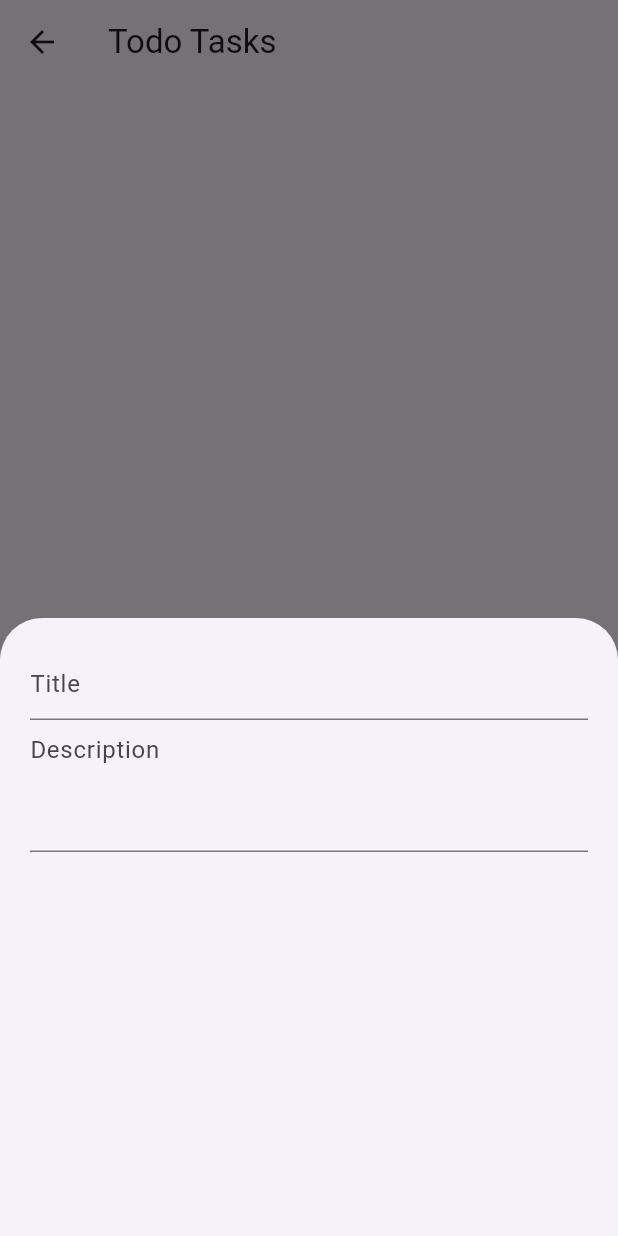
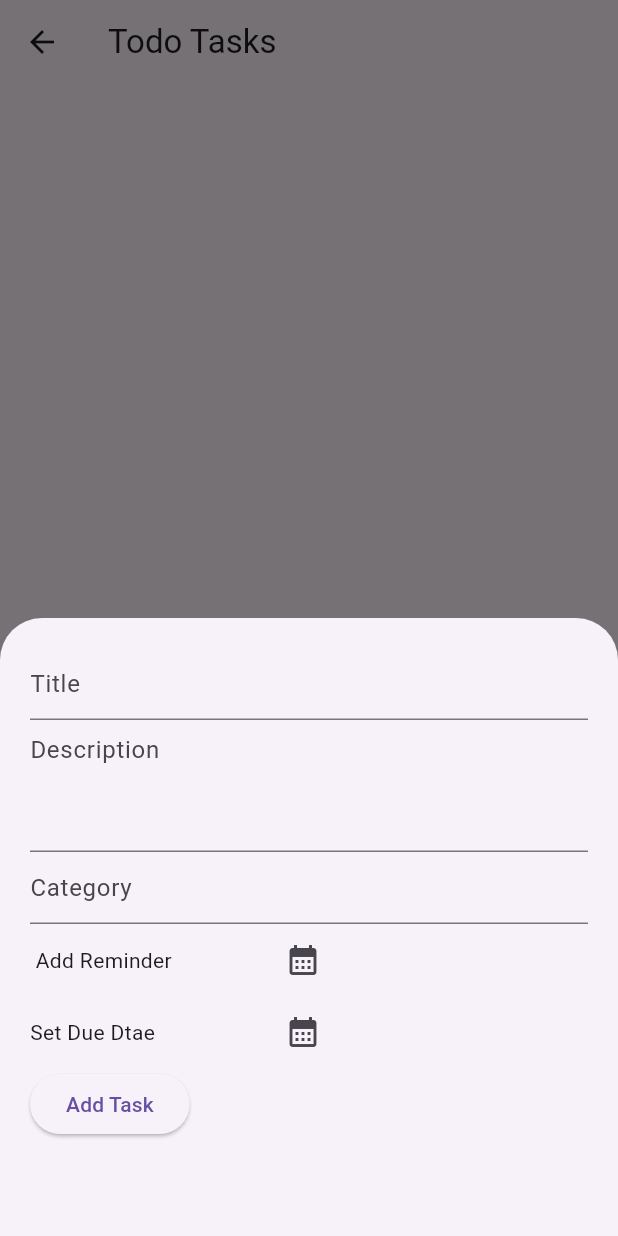
Before and after one commit to khanawansocialb/analytica-task, a Flutter app: the HomeScreen screen opened by its route, after a tap on the "add" icon, on a phone screen of 412 x 824 dp. Run offline on Flutter 3.47's test engine with Material 3 defaults, Android fonts, the phone set to English and light mode, and no system bars; our stand-ins replace bloc, equatable, firebase_auth, firebase_core, flutter_bloc, hydrated_bloc; accounts and stored records are empty.

Commit message:
improved home screen ui

```diff
--- a/lib/home/cubit/task_cubit.dart
+++ b/lib/home/cubit/task_cubit.dart
@@ -5,15 +5,46 @@ import 'package:uuid/uuid.dart';
 class TaskCubit extends HydratedCubit<List<TaskModel>> {
   TaskCubit() : super([]);
 
-  void addTask(String title, String description) {
+  // void addTask(String title, String description) {
+  //   final newTask = TaskModel(
+  //     id: const Uuid().v4(),
+  //     title: title,
+  //     description: description,
+  //   );
+  //   emit([...state, newTask]);
+  // }
+
+  // void updateTask(TaskModel updatedTask) {
+  //   final tasks = state.map((task) {
+  //     return task.id == updatedTask.id ? updatedTask : task;
+  //   }).toList();
+  //   emit(tasks);
+  // }
+
+  // void deleteTask(String taskId) {
+  //   final tasks = state.where((task) => task.id != taskId).toList();
+  //   emit(tasks);
+  // }
+
+  void addTask({
+    required String title,
+    String description = '',
+    String? category = 'General', // Nullable category with default value
+    DateTime? dueDate,
+    DateTime? reminder,
+  }) {
     final newTask = TaskModel(
-      id: const Uuid().v4(),
+      id: Uuid().v4(),
       title: title,
       description: description,
+      category: category,
+      dueDate: dueDate,
+      reminder: reminder,
     );
     emit([...state, newTask]);
   }
 
+  // Update a task
   void updateTask(TaskModel updatedTask) {
     final tasks = state.map((task) {
       return task.id == updatedTask.id ? updatedTask : task;
@@ -21,11 +52,13 @@ class TaskCubit extends HydratedCubit<List<TaskModel>> {
     emit(tasks);
   }
 
+  // Delete a task
   void deleteTask(String taskId) {
     final tasks = state.where((task) => task.id != taskId).toList();
     emit(tasks);
   }
 
+  // Toggle task completion
   void toggleTaskCompletion(String taskId) {
     final tasks = state.map((task) {
       return task.id == taskId
@@ -34,6 +67,8 @@ class TaskCubit extends HydratedCubit<List<TaskModel>> {
     }).toList();
     emit(tasks);
   }
+
+
 
   @override
   List<TaskModel> fromJson(Map<String, dynamic> json) {
--- a/lib/home/home_screen.dart
+++ b/lib/home/home_screen.dart
@@ -11,25 +11,29 @@ class HomeScreen extends StatelessWidget {
   @override
   Widget build(BuildContext context) {
     return Scaffold(
-      appBar: AppBar(title: Text('Todo Tasks')),
+      appBar: AppBar(title: const Text('Todo Tasks')),
       body: BlocBuilder<TaskCubit, List<TaskModel>>(
         builder: (context, tasks) {
           return ListView.builder(
             itemCount: tasks.length,
             itemBuilder: (context, index) {
               final task = tasks[index];
-              return ListTile(
+              return ExpansionTile(
                 title: Text(task.title),
-                subtitle: Text(task.description),
+                subtitle: Text(task.dueDate == null ? "no due" : task.dueDate.toString().substring(0, 10)),
                 trailing: Checkbox(
                   value: task.isCompleted,
                   onChanged: (_) {
                     context.read<TaskCubit>().toggleTaskCompletion(task.id);
                   },
                 ),
-                onLongPress: () {
-                  context.read<TaskCubit>().deleteTask(task.id);
-                },
+                children: [
+                  Text(task.description),
+                  Text(task.reminder == null ? "no reminder" : task.dueDate.toString().substring(0, 10)),
+                ],
+                // onLongPress: () {
+                //   context.read<TaskCubit>().deleteTask(task.id);
+                // },
               );
             },
           );
@@ -38,9 +42,8 @@ class HomeScreen extends StatelessWidget {
       floatingActionButton: FloatingActionButton(
         onPressed: () {
           showModalBottomSheet(context: context, builder: (context) => const AddTaskSheet());
-          //context.read<TaskCubit>().addTask('New Task', 'Task Description');
         },
-        child: Icon(Icons.add),
+        child: const Icon(Icons.add),
       ),
     );
   }
--- a/lib/home/widgets/add_task_sheet.dart
+++ b/lib/home/widgets/add_task_sheet.dart
@@ -1,29 +1,84 @@
+import 'package:flutter/cupertino.dart';
 import 'package:flutter/material.dart';
+import 'package:flutter_bloc/flutter_bloc.dart';
 import 'package:the_app/config/app_size.dart';
+import 'package:the_app/home/cubit/task_cubit.dart';
 
 class AddTaskSheet extends StatelessWidget {
   const AddTaskSheet({super.key});
 
   @override
   Widget build(BuildContext context) {
+    final TextEditingController titleController = TextEditingController();
+    final TextEditingController descriptionController = TextEditingController();
+    final TextEditingController categoryController = TextEditingController();
+    DateTime? reminderDate;
+    DateTime? dueDate;
     return SizedBox(
       height: AppSize.appHeight / 2,
-      child: const Padding(
-        padding:  EdgeInsets.all(20.0),
-        child:  Column(
+      child: Padding(
+        padding: EdgeInsets.all(20.0),
+        child: Column(
+          crossAxisAlignment: CrossAxisAlignment.start,
           mainAxisSize: MainAxisSize.min,
           children: [
             TextField(
-              decoration: InputDecoration(
-                hintText: "Title"
+              controller: titleController,
+              decoration: const InputDecoration(hintText: "Title"),
+            ),
+            TextField(
+              controller: descriptionController,
+              maxLines: 3,
+              decoration: const InputDecoration(hintText: "Description"),
+            ),
+            TextField(
+              controller: categoryController,
+              decoration: const InputDecoration(hintText: "Category"),
+            ),
+            SizedBox(
+              width: AppSize.appWidth / 2,
+              child: Row(
+                mainAxisAlignment: MainAxisAlignment.spaceBetween,
+                children: [
+                  const Text(" Add Reminder"),
+                  IconButton(
+                      onPressed: () async {
+                        reminderDate = await showDatePicker(
+                            context: context,
+                            firstDate: DateTime.now(),
+                            lastDate: DateTime(2040));
+                      },
+                      icon: const Icon(Icons.calendar_month))
+                ],
               ),
             ),
-            TextField(
-              maxLines: 3,
-              decoration: InputDecoration(
-                hintText: "Description"
+            SizedBox(
+              width: AppSize.appWidth / 2,
+              child: Row(
+                mainAxisAlignment: MainAxisAlignment.spaceBetween,
+                children: [
+                  const Text("Set Due Dtae"),
+                  IconButton(
+                      onPressed: () async {
+                        dueDate = await showDatePicker(
+                            context: context,
+                            firstDate: DateTime.now(),
+                            lastDate: DateTime(2040));
+                      },
+                      icon: const Icon(Icons.calendar_month))
+                ],
               ),
-            )
+            ),
+            ElevatedButton(
+                onPressed: () {
+                  context.read<TaskCubit>().addTask(
+                      title: titleController.text,
+                      description: descriptionController.text,
+                      dueDate: dueDate,
+                      reminder: reminderDate);
+                  Navigator.pop(context);
+                },
+                child: const Text("Add Task")),
           ],
         ),
       ),
```
